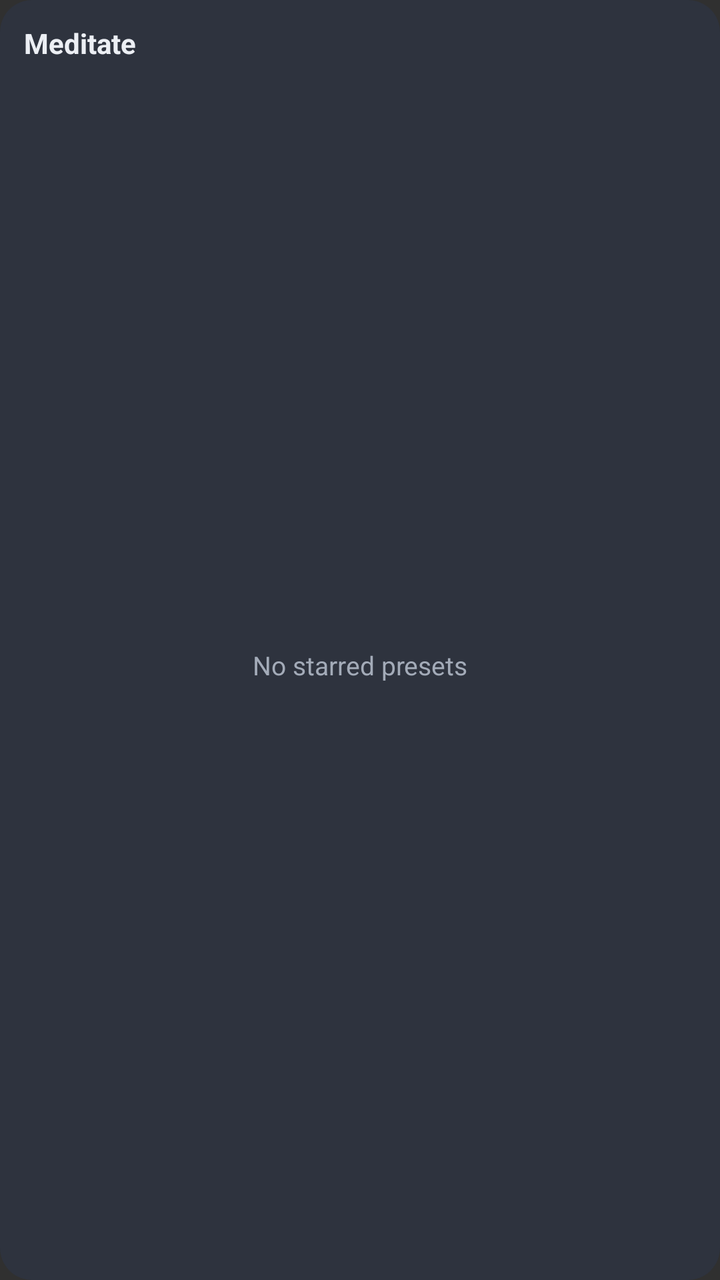
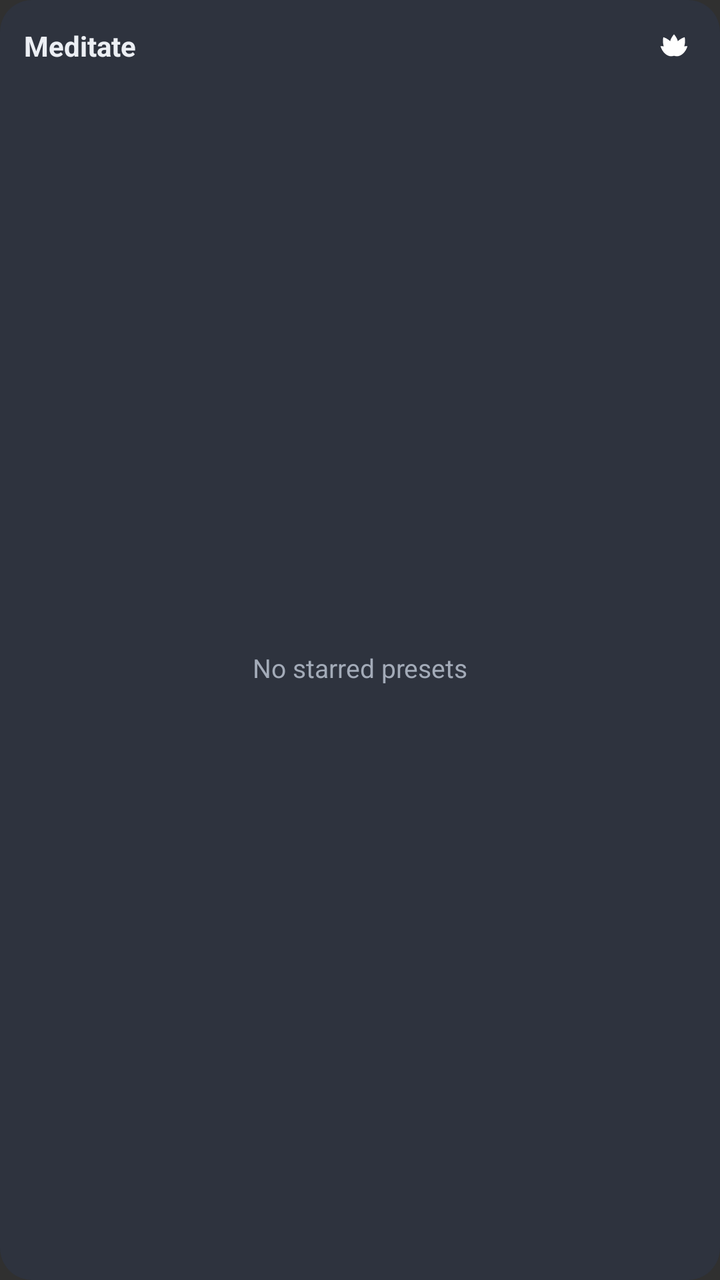

Screens rendered from an Android XML layout before and after an edit, with the pre-edit source and the edit as a unified diff.
<!-- AndroidManifest.xml: application theme Theme.Meditate -->
<!-- res/layout/widget_root.xml -->
<?xml version="1.0" encoding="utf-8"?>
<LinearLayout xmlns:android="http://schemas.android.com/apk/res/android"
    android:layout_width="match_parent"
    android:layout_height="match_parent"
    android:orientation="vertical"
    android:background="@drawable/widget_bg"
    android:padding="12dp">

    <TextView
        android:id="@+id/widget_title"
        android:layout_width="match_parent"
        android:layout_height="wrap_content"
        android:text="Meditate"
        android:textColor="@color/widget_fg"
        android:textSize="14sp"
        android:textStyle="bold"
        android:paddingBottom="6dp" />

    <TextView
        android:id="@+id/widget_empty"
        android:layout_width="match_parent"
        android:layout_height="match_parent"
        android:gravity="center"
        android:text="No starred presets"
        android:textColor="@color/widget_fg_muted"
        android:textSize="13sp" />

    <ListView
        android:id="@+id/widget_list"
        android:layout_width="match_parent"
        android:layout_height="match_parent"
        android:divider="@null"
        android:dividerHeight="0dp" />

</LinearLayout>
<!-- resources referenced by this layout -->
<resources>
  <color name="widget_fg">#ECEFF4</color>
  <color name="widget_fg_muted">#A3ABB8</color>
  <!-- drawable widget_bg (drawable) -->
  <?xml version="1.0" encoding="utf-8"?>
  <shape xmlns:android="http://schemas.android.com/apk/res/android"
      android:shape="rectangle">
      <solid android:color="@color/widget_bg" />
      <corners android:radius="16dp" />
  </shape>
  <style name="Theme.Meditate" parent="@android:style/Theme.Material.NoActionBar" />
  <color name="widget_bg">#E62E3440</color>
</resources>

<!-- the commit's change to res/layout/widget_root.xml (unified diff, before → after) -->
@@ -6,15 +6,32 @@
     android:background="@drawable/widget_bg"
     android:padding="12dp">
 
-    <TextView
-        android:id="@+id/widget_title"
+    
+    <LinearLayout
         android:layout_width="match_parent"
         android:layout_height="wrap_content"
-        android:text="Meditate"
-        android:textColor="@color/widget_fg"
-        android:textSize="14sp"
-        android:textStyle="bold"
-        android:paddingBottom="6dp" />
+        android:orientation="horizontal"
+        android:gravity="center_vertical"
+        android:paddingBottom="6dp">
+
+        <TextView
+            android:id="@+id/widget_title"
+            android:layout_width="0dp"
+            android:layout_height="wrap_content"
+            android:layout_weight="1"
+            android:text="Meditate"
+            android:textColor="@color/widget_fg"
+            android:textSize="14sp"
+            android:textStyle="bold" />
+
+        <ImageView
+            android:id="@+id/widget_lotus"
+            android:layout_width="22dp"
+            android:layout_height="22dp"
+            android:src="@drawable/widget_lotus"
+            android:contentDescription="@null" />
+
+    </LinearLayout>
 
     <TextView
         android:id="@+id/widget_empty"
<!-- resource entries referenced after the edit -->
@@ -9,6 +9,38 @@
       <solid android:color="@color/widget_bg" />
       <corners android:radius="16dp" />
   </shape>
+  <!-- drawable widget_lotus (drawable) -->
+  <?xml version="1.0" encoding="utf-8"?>
+  <vector xmlns:android="http://schemas.android.com/apk/res/android"
+      android:width="24dp"
+      android:height="24dp"
+      android:viewportWidth="128"
+      android:viewportHeight="128">
+  
+      
+      <group android:rotation="-55" android:pivotX="64" android:pivotY="92">
+          <path android:fillColor="#FFFFFF"
+              android:pathData="M64,92 C50,84 50,62 64,44 C78,62 78,84 64,92 Z" />
+      </group>
+      <group android:rotation="55" android:pivotX="64" android:pivotY="92">
+          <path android:fillColor="#FFFFFF"
+              android:pathData="M64,92 C50,84 50,62 64,44 C78,62 78,84 64,92 Z" />
+      </group>
+  
+      
+      <group android:rotation="-30" android:pivotX="64" android:pivotY="92">
+          <path android:fillColor="#FFFFFF"
+              android:pathData="M64,92 C46,80 46,50 64,30 C82,50 82,80 64,92 Z" />
+      </group>
+      <group android:rotation="30" android:pivotX="64" android:pivotY="92">
+          <path android:fillColor="#FFFFFF"
+              android:pathData="M64,92 C46,80 46,50 64,30 C82,50 82,80 64,92 Z" />
+      </group>
+  
+      
+      <path android:fillColor="#FFFFFF"
+          android:pathData="M64,92 C46,80 46,50 64,30 C82,50 82,80 64,92 Z" />
+  </vector>
   <style name="Theme.Meditate" parent="@android:style/Theme.Material.NoActionBar" />
   <color name="widget_bg">#E62E3440</color>
 </resources>
